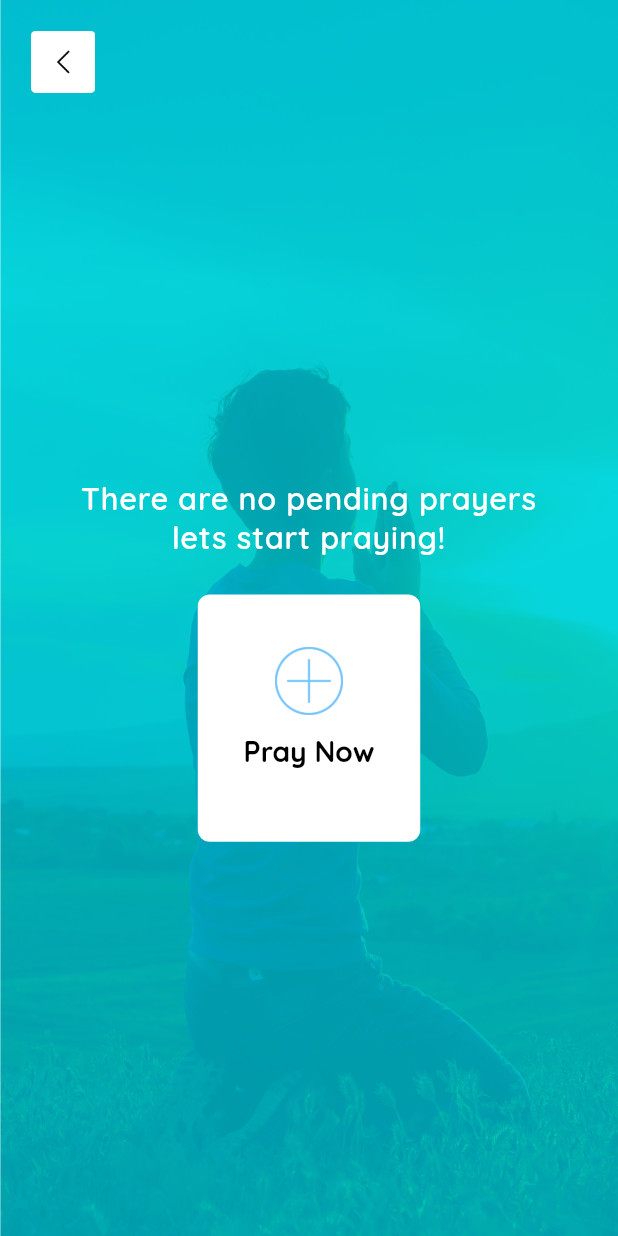
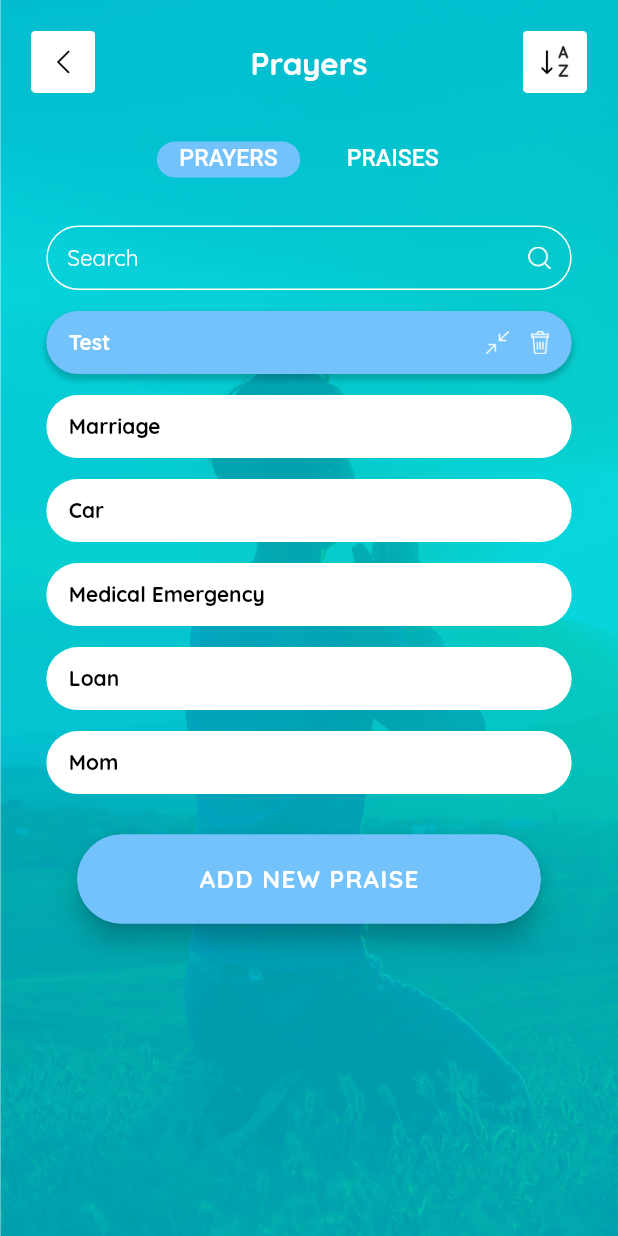
Before and after one commit to TorchPoint/PrayerApp, a Flutter app: the PrayNowScreen screen opened directly, after a tap on "Pray Now", on a phone screen of 412 x 824 dp. Run offline on Flutter 3.47's test engine with Material 2 defaults, Android fonts, the phone set to English and light mode, and no system bars; our stand-ins replace bubble_tab_indicator, device_preview, flutter_signin_button, smooth_page_indicator.

Commit message:
prayer_list_praise_list_screen_done

```diff
--- a/lib/add_praise/screens/add_praise_screen.dart
+++ b/lib/add_praise/screens/add_praise_screen.dart
@@ -1,4 +1,5 @@
 import 'package:flutter/material.dart';
+import 'package:prayer_hybrid_app/prayer_praise_info/screens/prayer_praise_tab.dart';
 import 'package:prayer_hybrid_app/utils/app_colors.dart';
 import 'package:prayer_hybrid_app/utils/app_strings.dart';
 import 'package:prayer_hybrid_app/utils/asset_paths.dart';
@@ -276,7 +277,7 @@ class _AddPraiseScreenState extends State<AddPraiseScreen> {
       onPressed: (){
         if(_addPraiseKey.currentState.validate())
         {
-
+          AppNavigation.navigateReplacement(context, PrayerPraiseTab(tabInitialIndex: 1));
         }
       },
     );
--- a/lib/add_prayer/screens/add_prayer_screen.dart
+++ b/lib/add_prayer/screens/add_prayer_screen.dart
@@ -1,4 +1,5 @@
 import 'package:flutter/material.dart';
+import 'package:prayer_hybrid_app/prayer_praise_info/screens/prayer_praise_tab.dart';
 import 'package:prayer_hybrid_app/utils/app_colors.dart';
 import 'package:prayer_hybrid_app/utils/app_strings.dart';
 import 'package:prayer_hybrid_app/utils/asset_paths.dart';
@@ -276,7 +277,7 @@ class _AddPrayerScreenState extends State<AddPrayerScreen> {
       onPressed: (){
         if(_addPrayerKey.currentState.validate())
         {
-
+         AppNavigation.navigateReplacement(context, PrayerPraiseTab(tabInitialIndex: 0));
         }
       },
     );
--- a/lib/home/home_screen.dart
+++ b/lib/home/home_screen.dart
@@ -2,7 +2,7 @@ import 'package:flutter/material.dart';
 import 'package:prayer_hybrid_app/add_praise/screens/add_praise_screen.dart';
 import 'package:prayer_hybrid_app/add_prayer/screens/add_prayer_screen.dart';
 import 'package:prayer_hybrid_app/drawer/drawer_screen.dart';
-import 'package:prayer_hybrid_app/prayer_praise_info/pray_now_screen.dart';
+import 'package:prayer_hybrid_app/prayer_praise_info/screens/pray_now_screen.dart';
 import 'package:prayer_hybrid_app/reminder/screens/reminder_screen.dart';
 import 'package:prayer_hybrid_app/utils/app_colors.dart';
 import 'package:prayer_hybrid_app/utils/app_strings.dart';
--- a/lib/main.dart
+++ b/lib/main.dart
@@ -3,11 +3,13 @@ import 'package:flutter/services.dart';
 import 'package:prayer_hybrid_app/add_praise/screens/add_praise_screen.dart';
 import 'package:prayer_hybrid_app/add_prayer/screens/add_prayer_screen.dart';
 import 'package:prayer_hybrid_app/drawer/drawer_screen.dart';
-import 'package:prayer_hybrid_app/prayer_praise_info/pray_now_screen.dart';
+import 'package:prayer_hybrid_app/prayer_praise_info/screens/pray_now_screen.dart';
+import 'package:prayer_hybrid_app/prayer_praise_info/screens/prayer_praise_tab.dart';
 import 'package:prayer_hybrid_app/reminder/screens/reminder_screen.dart';
 import 'package:prayer_hybrid_app/utils/app_strings.dart';
 import 'package:prayer_hybrid_app/splash/splash_screen.dart';
 import 'package:device_preview/device_preview.dart';
+
 void main() {
   runApp(MyApp());
 }
--- a/lib/prayer_praise_info/pray_now_screen.dart
+++ b/lib/prayer_praise_info/screens/pray_now_screen.dart
@@ -1,5 +1,6 @@
 import 'package:flutter/cupertino.dart';
 import 'package:flutter/material.dart';
+import 'package:prayer_hybrid_app/prayer_praise_info/screens/prayer_praise_tab.dart';
 import 'package:prayer_hybrid_app/utils/app_colors.dart';
 import 'package:prayer_hybrid_app/utils/app_strings.dart';
 import 'package:prayer_hybrid_app/utils/asset_paths.dart';
@@ -61,7 +62,7 @@ class _PrayNowScreenState extends State<PrayNowScreen> {
   {
     return GestureDetector(
       onTap: (){
-           print("Pray Now");
+           AppNavigation.navigateTo(context, PrayerPraiseTab(tabInitialIndex: 0));
       },
       child: Container(
         width: MediaQuery.of(context).size.width*0.36,
--- /dev/null
+++ b/lib/prayer_praise_info/screens/prayer_praise_tab.dart
@@ -0,0 +1,117 @@
+import 'package:bubble_tab_indicator/bubble_tab_indicator.dart';
+import 'package:flutter/cupertino.dart';
+import 'package:flutter/material.dart';
+import 'package:prayer_hybrid_app/prayer_praise_info/screens/praise_list.dart';
+import 'package:prayer_hybrid_app/prayer_praise_info/screens/prayers_list.dart';
+import 'package:prayer_hybrid_app/utils/app_colors.dart';
+import 'package:prayer_hybrid_app/utils/app_strings.dart';
+import 'package:prayer_hybrid_app/utils/asset_paths.dart';
+import 'package:prayer_hybrid_app/utils/navigation.dart';
+import 'package:prayer_hybrid_app/widgets/custom_app_bar.dart';
+import 'package:prayer_hybrid_app/widgets/custom_background_container.dart';
+
+class PrayerPraiseTab extends StatefulWidget {
+  int tabInitialIndex;
+  PrayerPraiseTab({this.tabInitialIndex = 0});
+  @override
+  _PrayerPraiseTabState createState() => _PrayerPraiseTabState();
+}
+
+class _PrayerPraiseTabState extends State<PrayerPraiseTab> with SingleTickerProviderStateMixin {
+  TabController _tabController;
+
+  @override
+  void initState() {
+    // TODO: implement initState
+    super.initState();
+    _tabController = new TabController(vsync: this, length: 2,initialIndex:widget.tabInitialIndex);
+  }
+  @override
+  Widget build(BuildContext context) {
+    return CustomBackgroundContainer(
+      child: Scaffold(
+        backgroundColor: AppColors.TRANSPARENT_COLOR,
+        body: Column(
+          children: [
+            _customAppBar(),
+            Expanded(
+              child: Column(
+                children: [
+                 _tabBarWidget(),
+
+                  SizedBox(height: 10.0,),
+                  Expanded(
+                    child: TabBarView(
+                        controller: _tabController,
+                        children: [
+                          PrayersList(),
+                         PraiseList(),
+                        ]
+                    ),
+                  ),
+
+
+                ],
+              ),
+            ),
+          ],
+        )
+      ),
+    );
+  }
+
+  //Custom App Bar Widget
+  Widget _customAppBar()
+  {
+    return CustomAppBar(
+      title: AppStrings.PRAYERS_TEXT,
+      leadingIconPath: AssetPaths.BACK_ICON,
+      leadingTap: (){
+        AppNavigation.navigatorPop(context);
+      },
+      trailingIconPath: AssetPaths.A_TO_Z_ICON,
+      trailingTap: (){
+        print("A to Z icon");
+      },
+    );
+  }
+
+  //Tab Bar Widget
+Widget _tabBarWidget()
+{
+  return Theme(
+    data: ThemeData(
+      splashColor: AppColors.TRANSPARENT_COLOR,
+      highlightColor: AppColors.TRANSPARENT_COLOR,
+    ),
+    child: TabBar(
+      controller: _tabController,
+      isScrollable: true,
+      unselectedLabelColor: AppColors.TRANSPARENT_COLOR,
+      labelColor: AppColors.TRANSPARENT_COLOR,
+      indicatorSize: TabBarIndicatorSize.label,
+      indicator: BubbleTabIndicator(
+        indicatorColor: AppColors.BUTTON_COLOR,
+        tabBarIndicatorSize: TabBarIndicatorSize.label,
+        indicatorRadius: 30.0,
+        padding: EdgeInsets.only(left: 15.0,right: 15.0,top: 11.0,bottom: 9.0),
+      ),
+      tabs: [
+        Tab(
+          child: Padding(
+              padding: EdgeInsets.only(left: 7.0,right: 7.0),
+              child: Text(AppStrings.PRAYERS_TEXT.toUpperCase(),style: TextStyle(color: AppColors.WHITE_COLOR),textScaleFactor: 1.1,)
+          ),
+        ),
+        Tab(
+          child: Padding(
+              padding: EdgeInsets.only(left: 7.0,right: 7.0),
+              child: Text(AppStrings.PRAISES_TEXT.toUpperCase(),style: TextStyle(color: AppColors.WHITE_COLOR),textScaleFactor: 1.1,)
+          ),
+        ),
+      ],
+    ),
+  );
+}
+
+}
--- /dev/null
+++ b/lib/prayer_praise_info/screens/prayers_list.dart
@@ -0,0 +1,171 @@
+import 'package:flutter/material.dart';
+import 'package:prayer_hybrid_app/add_praise/screens/add_praise_screen.dart';
+import 'package:prayer_hybrid_app/utils/app_colors.dart';
+import 'package:prayer_hybrid_app/utils/app_strings.dart';
+import 'package:prayer_hybrid_app/utils/asset_paths.dart';
+import 'package:prayer_hybrid_app/utils/navigation.dart';
+import 'package:prayer_hybrid_app/widgets/custom_raised_button.dart';
+import 'package:prayer_hybrid_app/widgets/custom_text_form_field.dart';
+
+class PrayersList extends StatefulWidget {
+  @override
+  _PrayersListState createState() => _PrayersListState();
+}
+
+class _PrayersListState extends State<PrayersList> {
+  TextEditingController _searchController = TextEditingController();
+  int selectIndex = 0;
+  List<String> prayerList = ["Test","Marriage","Car","Medical Emergency","Loan","Mom"];
+  @override
+  Widget build(BuildContext context) {
+    return Column(
+      children: [
+        SizedBox(height: 10.0,),
+        _searchTextFormField(),
+         SizedBox(height: 7.0,),
+        Expanded(
+          child: SingleChildScrollView(
+            child: Column(
+              children: [
+                ListView.builder
+                  (
+                    itemCount: prayerList.length,
+                    padding: EdgeInsets.zero,
+                    shrinkWrap: true,
+                    physics: NeverScrollableScrollPhysics(),
+                    itemBuilder: (BuildContext ctxt, int index) {
+                      return _prayersList(index);
+                    }
+                ),
+                SizedBox(height: 20.0,),
+
+                _addNewPraiseButtonWidget(),
+                SizedBox(height: 15.0,),
+              ],
+            ),
+          ),
+        ),
+
+
+
+      ],
+    );
+  }
+
+  Widget _searchTextFormField()
+  {
+    return CustomTextFormField(
+      textController: _searchController,
+      containerWidth: MediaQuery.of(context).size.width*0.85,
+      hintText: AppStrings.SEARCH_HINT_TEXT,
+      borderRadius: 28.0,
+      contentPaddingTop: 12.0,
+      contentPaddingBottom: 12.0,
+      contentPaddingRight: 8.0,
+      suffixIcon: AssetPaths.SEARCH_ICON,
+      suffixIconWidth: 15,
+      hintSize: 15.0,
+      textSize: 15.0,
+      isCollapsed: true,
+    );
+  }
+
+  Widget _prayersList(int prayerIndex)
+  {
+    return GestureDetector(
+      onTap: (){
+        setState(() {
+          selectIndex = prayerIndex;
+        });
+      },
+      child: Container(
+        width: MediaQuery.of(context).size.width*0.85,
+        margin: EdgeInsets.only(left: MediaQuery.of(context).size.width*0.075,right: MediaQuery.of(context).size.width*0.075,top: 7.0,bottom: 7.0),
+        padding: EdgeInsets.only(top: 12.0,bottom: 12.0,left: 15.0,right: selectIndex == prayerIndex ? 2.0 : 5.0),
+        decoration: BoxDecoration(
+          color: selectIndex == prayerIndex ? AppColors.BUTTON_COLOR : AppColors.WHITE_COLOR,
+          borderRadius: BorderRadius.circular(23.0),
+            boxShadow: selectIndex == prayerIndex ?
+            [
+              BoxShadow(
+                color: AppColors.LIGHT_BLACK_COLOR.withOpacity(0.2),
+                spreadRadius: 1,
+                blurRadius: 3,
+                offset: Offset(0, 3), // changes position of shadow
+              ),
+            ]
+                :
+                []
+        ),
+        child: Row(
+          children: [
+            Expanded(
+              child: Text(prayerList[prayerIndex].toString(),style: TextStyle(fontSize: 14.0,color: selectIndex == prayerIndex ? AppColors.WHITE_COLOR : AppColors.BLACK_COLOR,fontWeight: FontWeight.w700),maxLines: 1,overflow: TextOverflow.ellipsis,),
+            ),
+
+            _arrowDeleteIcons(prayerIndex),
+
+          ],
+        ),
+      ),
+    );
+  }
+
+  Widget _arrowDeleteIcons(int prayerIndex)
+  {
+    return selectIndex == prayerIndex ?
+    Row(
+      children: [
+        GestureDetector(
+          onTap: (){
+            print("arrow");
+          },
+          child: Container(
+            color: AppColors.TRANSPARENT_COLOR,
+            child: Padding(
+                padding: EdgeInsets.only(left: 3.0,right: 7.5),
+                child: Image.asset(AssetPaths.ARROW_ICON,width: 15.0,)
+            ),
+          ),
+        ),
+
+        GestureDetector(
+          onTap: (){
+            print("delete");
+          },
+          child: Container(
+            color: AppColors.TRANSPARENT_COLOR,
+            child: Padding(
+                padding: EdgeInsets.only(left: 7.5,right: 13.0),
+                child: Image.asset(AssetPaths.DELETE_ICON,width: 12.0,)
+            ),
+          ),
+        ),
+      ],
+    )
+        :
+    Container();
+  }
+
+
+  //Add New Praise Button Widget
+  Widget _addNewPraiseButtonWidget()
+  {
+    return CustomRaisedButton(
+      containerWidth: MediaQuery.of(context).size.width*0.75,
+      containerHeight: MediaQuery.of(context).size.height*0.072,
+      buttonColor: AppColors.BUTTON_COLOR,
+      borderColor: AppColors.BUTTON_COLOR,
+      elevation: 7.0,
+      buttonText: AppStrings.ADD_NEW_PRAISE_TEXT.toUpperCase(),
+      textColor: AppColors.WHITE_COLOR,
+      fontWeight: FontWeight.w700,
+      fontSize: 1.15,
+      onPressed: (){
+        AppNavigation.navigateReplacement(context, AddPraiseScreen());
+      },
+    );
+  }
+
+
+}
--- a/lib/reminder/screens/reminder_screen.dart
+++ b/lib/reminder/screens/reminder_screen.dart
@@ -58,7 +58,7 @@ class _ReminderScreenState extends State<ReminderScreen> {
   {
     return Container(
       width: MediaQuery.of(context).size.width*0.85,
-      margin: EdgeInsets.only(left: MediaQuery.of(context).size.width*0.075,right: MediaQuery.of(context).size.width*0.075,top:8.0,bottom: reminderIndex == title.length -1 ? 16.0 : 8.0),
+      margin: EdgeInsets.only(left: MediaQuery.of(context).size.width*0.075,right: MediaQuery.of(context).size.width*0.075,top:reminderIndex == 0 ? 25.0 : 8.0,bottom: reminderIndex == title.length -1 ? 16.0 : 8.0),
       padding: EdgeInsets.only(left: 15.0,right: 15.0,top: 13.0,bottom: 13.0),
       decoration: BoxDecoration(
         color: reminderIndex == 0 ?AppColors.BUTTON_COLOR :AppColors.WHITE_COLOR,
--- a/lib/utils/app_strings.dart
+++ b/lib/utils/app_strings.dart
@@ -38,6 +38,10 @@ class AppStrings
   static const String PENDING_PRAYERS_TEXT = "There are no pending prayers";
   static const String START_PRAYING_TEXT = "lets start praying!";
   static const String REMINDERS_TEXT = "Reminders";
+  static const String PRAYERS_TEXT = "Prayers";
+  static const String PRAISES_TEXT = "Praises";
+  static const String ADD_NEW_PRAISE_TEXT = "Add New Praise";
+  static const String ADD_NEW_PRAYER_TEXT = "Add New Prayer";
 
 
 
@@ -52,6 +56,7 @@ class AppStrings
   static const String CATEGORY_HINT_TEXT = "Category";
   static const String DESCRIPTION_HINT_TEXT = "Enter Description";
   static const String PRAISE_TITLE_HINT_TEXT = "Enter Praise Title";
+  static const String SEARCH_HINT_TEXT = "Search";
 
 
 
--- a/lib/utils/asset_paths.dart
+++ b/lib/utils/asset_paths.dart
@@ -38,6 +38,9 @@ class AssetPaths
   static const String LOGOUT_MENU_ICON = "assets/icons/logout_menu_icon.png";
   static const String BACK_ICON = "assets/icons/back_icon.png";
   static const String ADD_ICON = "assets/icons/add_icon.png";
-
+  static const String A_TO_Z_ICON = "assets/icons/a_to_z_icon.png";
+  static const String SEARCH_ICON = "assets/icons/search_icon.png";
+  static const String DELETE_ICON = "assets/icons/delete_icon.png";
+  static const String ARROW_ICON = "assets/icons/arrow_icon.png";
 
 }
--- a/lib/widgets/custom_text_form_field.dart
+++ b/lib/widgets/custom_text_form_field.dart
@@ -5,12 +5,14 @@ import 'package:prayer_hybrid_app/utils/asset_paths.dart';
 class CustomTextFormField extends StatelessWidget {
   double containerWidth,borderRadius,contentPaddingTop,contentPaddingBottom,contentPaddingLeft,contentPaddingRight,prefixIconWidth,suffixIconWidth;
   String hintText,prefixIcon,suffixIcon;
-  bool obscureText;
+  bool obscureText,isCollapsed;
   TextEditingController textController;
   Function(String) onValidate;
   int errorMaxLines,maxLines;
+  double hintSize,textSize;
 
-  CustomTextFormField({this.textController,this.containerWidth,this.hintText,this.borderRadius,this.contentPaddingTop,this.contentPaddingBottom,this.contentPaddingLeft,this.contentPaddingRight,this.prefixIcon,this.prefixIconWidth,this.suffixIcon,this.suffixIconWidth,this.obscureText,this.errorMaxLines,this.onValidate,this.maxLines});
+
+  CustomTextFormField({this.textController,this.containerWidth,this.hintText,this.borderRadius,this.contentPaddingTop,this.contentPaddingBottom,this.contentPaddingLeft,this.contentPaddingRight,this.prefixIcon,this.prefixIconWidth,this.suffixIcon,this.suffixIconWidth,this.obscureText,this.errorMaxLines,this.onValidate,this.maxLines,this.hintSize,this.textSize,this.isCollapsed});
 
 
 
@@ -22,6 +24,7 @@ class CustomTextFormField extends StatelessWidget {
         controller: textController,
         validator: onValidate,
         decoration: InputDecoration(
+          isCollapsed: isCollapsed ?? false,
           enabledBorder: OutlineInputBorder(
               borderRadius: BorderRadius.circular(borderRadius),
               borderSide: BorderSide(color: AppColors.WHITE_COLOR)
@@ -48,7 +51,7 @@ class CustomTextFormField extends StatelessWidget {
 
           hintText: hintText,
           hintStyle: TextStyle(
-            fontSize: 17.0,
+            fontSize: hintSize ?? 17.0,
             color: AppColors.WHITE_COLOR,
             fontWeight: FontWeight.w400,
           ),
@@ -78,7 +81,7 @@ class CustomTextFormField extends StatelessWidget {
           errorMaxLines: errorMaxLines ?? 1
         ),
         style: TextStyle(
-          fontSize: 17.0,
+          fontSize: textSize ?? 17.0,
           color: AppColors.WHITE_COLOR,
           fontWeight: FontWeight.w600,
         ),
--- a/pubspec.yaml
+++ b/pubspec.yaml
@@ -31,6 +31,7 @@ dependencies:
   device_preview: ^0.5.5
   smooth_page_indicator: ^0.2.3
   flutter_signin_button: ^1.1.0
+  bubble_tab_indicator: ^0.1.4
 
 dev_dependencies:
   flutter_test:
```
Also changed, not shown: lib/prayer_praise_info/screens/praise_list.dart (added, +171 -0 lines), assets/icons/a_to_z_icon.png (added), assets/icons/arrow_icon.png (added), assets/icons/delete_icon.png (added), assets/icons/search_icon.png (added), pubspec.lock.
